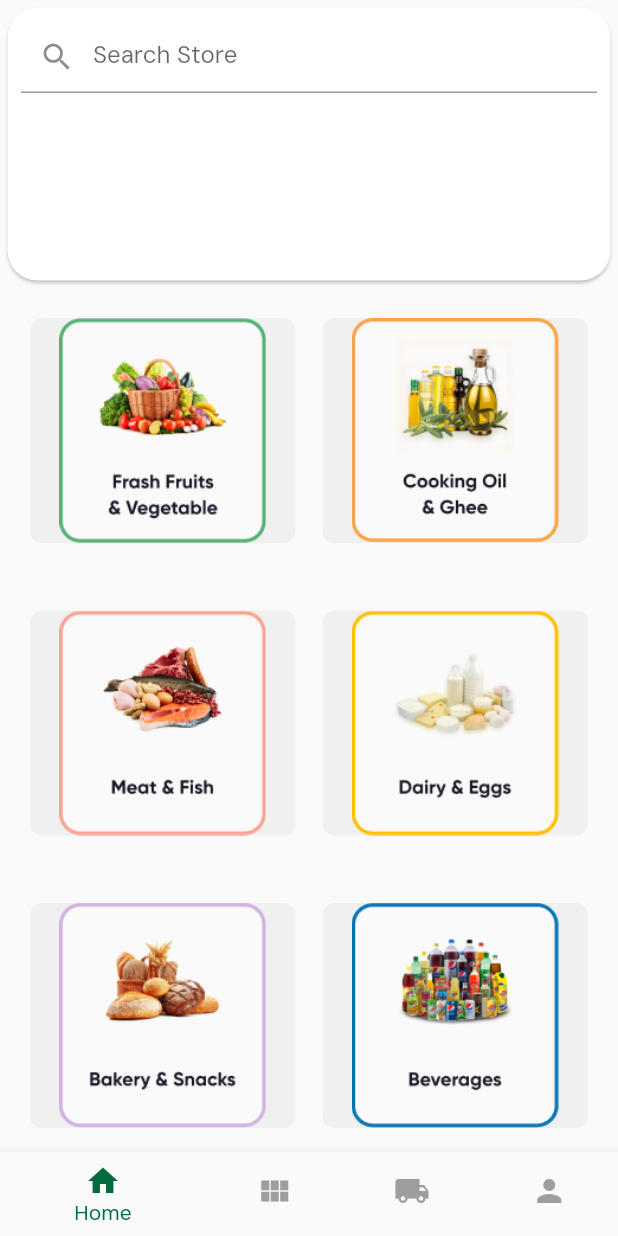
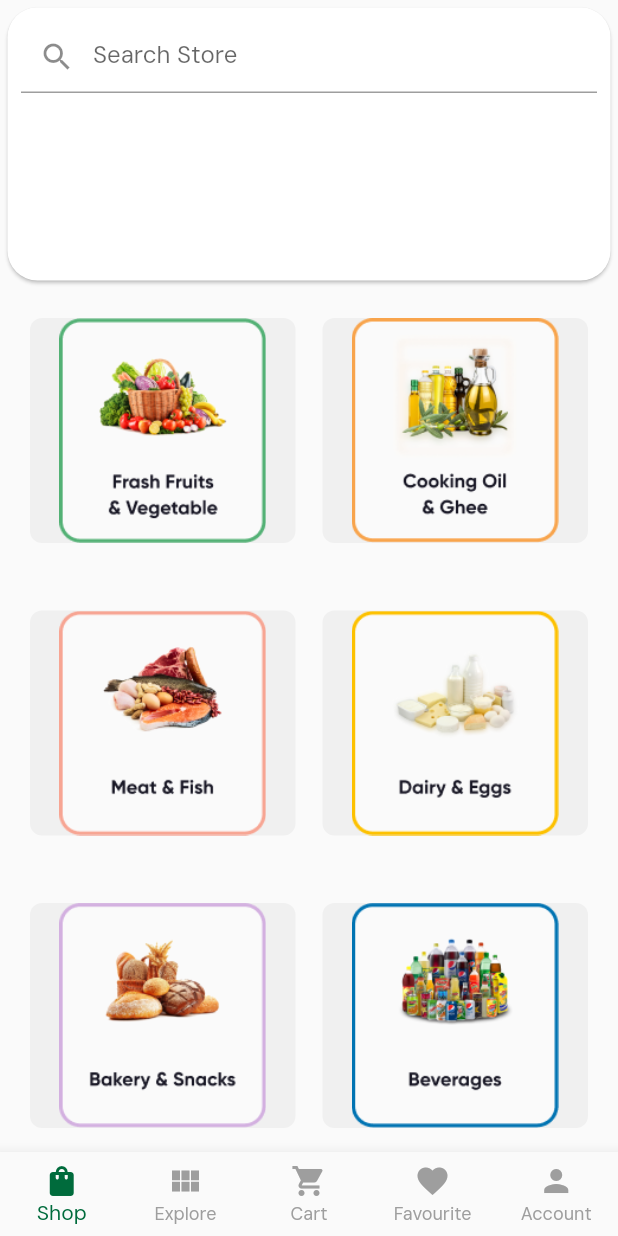
Before and after one commit to SSSamueLDS/googleignite_team7, a Flutter app: the BuyerExplores screen opened directly, on a phone screen of 412 x 824 dp. Run offline on Flutter 3.47's test engine with Material 2 defaults, Android fonts, the phone set to English and light mode, and no system bars.

Commit message:
changed nav-routing

```diff
--- a/googleignite_team7/lib/main.dart
+++ b/googleignite_team7/lib/main.dart
@@ -16,7 +16,6 @@ import '../screens/forgot_password.dart';
 import '../screens/buyer_landing.dart';
 import '../screens/buyer_account.dart';
 import '../screens/buyer_select.dart';
-
 
 import '../screens/buyer_transaction_page.dart';
 
@@ -56,8 +55,8 @@ class MyApp extends StatelessWidget {
         '/forgot_password': (context) => ForgotPassword(),
         '/buyer_landing': (context) => BuyerLanding(),
 
-        '/buyer_select':
-            (context) => BuyerSelect(), // BuyerSelect is a placeholder
+        '/buyer_select': (context) =>
+            BuyerSelect(), // BuyerSelect is a placeholder
         // placeholders
         '/transaction_checkout': (context) => CheckoutPage(),
         '/farmer_landing': (context) => FarmerLanding(),
@@ -71,6 +70,7 @@ class MyApp extends StatelessWidget {
         '/farmer_account': (context) => FarmerAccount(),
         '/buyer_account': (context) => BuyerAccount(),
         '/productdetail': (context) => ProductDetail(),
+        '/buyer_explore': (context) => BuyerExplore(),
       },
       // home: MainScreen(), // Set the main screen as the initial route.
     );
--- a/googleignite_team7/lib/screens/buyer_account.dart
+++ b/googleignite_team7/lib/screens/buyer_account.dart
@@ -68,7 +68,7 @@ class _BuyerAccountState extends State<BuyerAccount> {
               Navigator.pushNamed(context, '/buyer_landing');
               break;
             case 1:
-              Navigator.pushNamed(context, 'buyer_explore');
+              Navigator.pushNamed(context, '/buyer_explore');
               break;
             case 2:
               Navigator.pushNamed(context, '/buyer_cart');
--- a/googleignite_team7/lib/screens/buyer_cart.dart
+++ b/googleignite_team7/lib/screens/buyer_cart.dart
@@ -246,7 +246,7 @@ class _BuyerCartState extends State<BuyerCart> {
             Navigator.pushNamed(context, '/buyer_landing');
             break;
           case 1:
-            Navigator.pushNamed(context, 'buyer_explore');
+            Navigator.pushNamed(context, '/buyer_explore');
             break;
           case 2:
             Navigator.pushNamed(context, '/buyer_cart');
--- a/googleignite_team7/lib/screens/buyer_explore.dart
+++ b/googleignite_team7/lib/screens/buyer_explore.dart
@@ -3,16 +3,18 @@
 import 'package:flutter/material.dart';
 import 'package:googleignite_team7/screens/buyer_explore.dart';
 import 'package:googleignite_team7/widgets/MyFilledButton.dart';
+
 void main() {
   runApp(MaterialApp(
     home: Scaffold(
-      appBar: AppBar(
-        title: Text('Debugging'),
-      ),
+      // appBar: AppBar(
+      //   title: Text('Debugging'),
+      // ),
       body: BuyerExplore(),
     ),
   ));
 }
+
 class BuyerExplore extends StatelessWidget {
   @override
   Widget build(BuildContext context) {
@@ -30,6 +32,7 @@ class BuyerExplore extends StatelessWidget {
           Column(
             mainAxisAlignment: MainAxisAlignment.center,
             children: [
+              SizedBox(height: 40),
               _buildLogo(context),
               Expanded(
                   child: Stack(
@@ -181,33 +184,51 @@ class _BuyerExplores extends State<BuyerExplores> {
         ],
       ),
       bottomNavigationBar: BottomNavigationBar(
+        type: BottomNavigationBarType.fixed,
         currentIndex: _currentIndex,
         onTap: (index) {
           setState(() {
             _currentIndex = index;
           });
+          // for changing of pages
+          switch (index) {
+            case 0:
+              Navigator.pushNamed(context, '/buyer_landing');
+              break;
+            case 1:
+              Navigator.pushNamed(context, '/buyer_explore');
+              break;
+            case 2:
+              Navigator.pushNamed(context, '/buyer_cart');
+              break;
+            case 3:
+              break;
+            case 4:
+              Navigator.pushNamed(context, '/buyer_account');
+              break;
+          }
         },
-        elevation: 8.0, // Add elevation here
-        selectedItemColor:
-            Color.fromRGBO(0, 107, 60, 1), // Set the selected tab text color
-        unselectedItemColor: Colors.grey, // Set the unselected tab text color
+        elevation: 8.0,
+        selectedItemColor: Color.fromRGBO(0, 107, 60, 1),
+        unselectedItemColor: Colors.grey,
         items: const [
           BottomNavigationBarItem(
-            icon: Icon(Icons.home),
-            label: 'Home',
+            icon: Icon(Icons.shopping_bag),
+            label: 'Shop',
           ),
           BottomNavigationBarItem(
             icon: Icon(Icons.view_module),
-            label: 'Listings',
+            label: 'Explore',
           ),
           BottomNavigationBarItem(
-            icon: Icon(Icons.local_shipping),
-            label: 'Orders',
+            icon: Icon(Icons.shopping_cart),
+            label: 'Cart',
           ),
           BottomNavigationBarItem(
-            icon: Icon(Icons.person),
-            label: 'Profile',
+            icon: Icon(Icons.favorite),
+            label: 'Favourite',
           ),
+          BottomNavigationBarItem(icon: Icon(Icons.person), label: "Account")
         ],
       ),
     );
@@ -260,7 +281,6 @@ class HorizontalScrollExample extends StatelessWidget {
                               fit: BoxFit.contain,
                             ),
                           ),
-
                         ],
                       ),
                     ),
@@ -285,8 +305,6 @@ class HorizontalScrollExample extends StatelessWidget {
                               fit: BoxFit.contain,
                             ),
                           ),
-
-
                         ],
                       ),
                     ),
@@ -311,7 +329,6 @@ class HorizontalScrollExample extends StatelessWidget {
                               fit: BoxFit.contain,
                             ),
                           ),
-
                         ],
                       ),
                     ),
@@ -336,7 +353,6 @@ class HorizontalScrollExample extends StatelessWidget {
                               fit: BoxFit.contain,
                             ),
                           ),
-
                         ],
                       ),
                     ),
@@ -361,7 +377,6 @@ class HorizontalScrollExample extends StatelessWidget {
                               fit: BoxFit.contain,
                             ),
                           ),
-
                         ],
                       ),
                     ),
@@ -387,7 +402,6 @@ class HorizontalScrollExample extends StatelessWidget {
                             ),
                           ),
                           const SizedBox(height: 8),
-
                         ],
                       ),
                     ),
--- a/googleignite_team7/lib/screens/buyer_landing.dart
+++ b/googleignite_team7/lib/screens/buyer_landing.dart
@@ -195,7 +195,7 @@ class _BuyerLand extends State<BuyerLand> {
             Navigator.pushNamed(context, '/buyer_landing');
             break;
           case 1:
-            Navigator.pushNamed(context, 'buyer_explore');
+            Navigator.pushNamed(context, '/buyer_explore');
             break;
           case 2:
             Navigator.pushNamed(context, '/buyer_cart');
```
